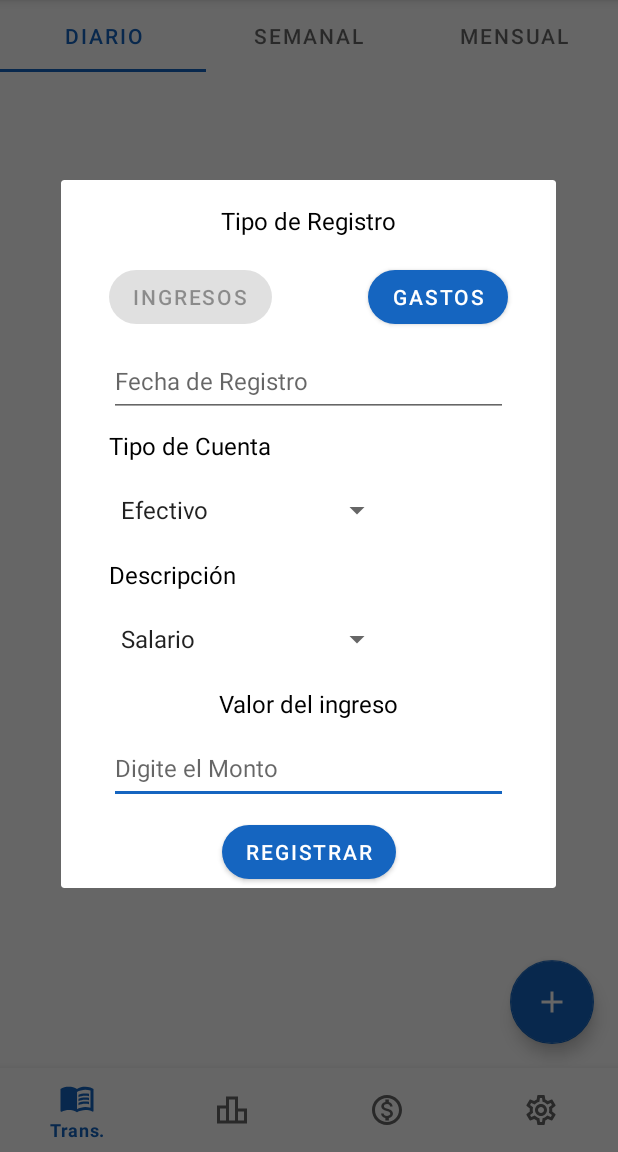
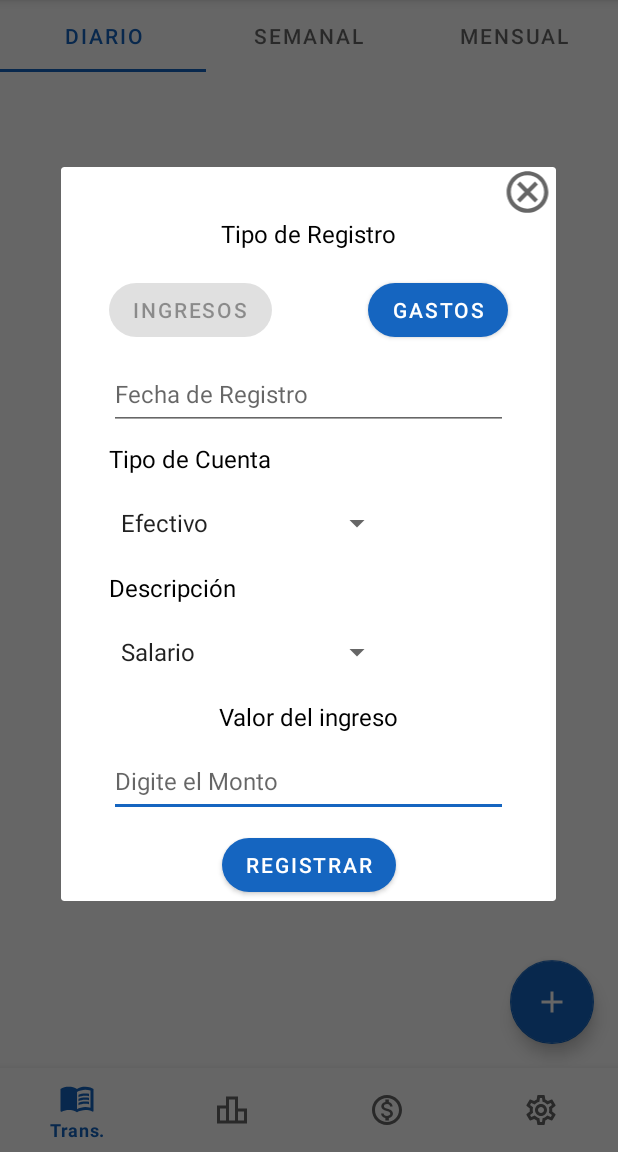
Before and after one commit to KevinMartinez1999/My-Finances, an Android app: the fragment DialogRegistroFragment placed in its activity, on a phone screen of 412 x 824 dp, the part 84-1236 px from its top. Run offline under Robolectric (Android 15) with nearby library versions, the phone set to English and light mode, and no system bars; our stand-ins replace Firebase (no records; nobody signed in at launch, a user with empty details on screens opened directly), navigation-ui.

```diff
--- a/app/src/main/java/com/example/myfinances/activities/MainActivity.kt
+++ b/app/src/main/java/com/example/myfinances/activities/MainActivity.kt
@@ -12,6 +12,7 @@ import androidx.navigation.ui.setupWithNavController
 import com.example.myfinances.R
 import com.example.myfinances.databinding.ActivityMainBinding
 import com.google.android.material.bottomnavigation.BottomNavigationView
+import com.google.firebase.auth.FirebaseAuth
 
 class MainActivity : AppCompatActivity() {
 
@@ -48,6 +49,7 @@ class MainActivity : AppCompatActivity() {
         when (item.itemId) {
             R.id.logout_menu -> {
                 val intent = Intent(this, LoginActivity::class.java)
+                FirebaseAuth.getInstance().signOut()
                 startActivity(intent)
                 finish()
             }
--- /dev/null
+++ b/app/src/main/res/drawable/ic_cancel.xml
@@ -0,0 +1,10 @@
+<vector xmlns:android="http://schemas.android.com/apk/res/android"
+    android:width="24dp"
+    android:height="24dp"
+    android:viewportWidth="24"
+    android:viewportHeight="24"
+    android:tint="?attr/colorControlNormal">
+  <path
+      android:fillColor="@android:color/white"
+      android:pathData="M12,2C6.47,2 2,6.47 2,12s4.47,10 10,10 10,-4.47 10,-10S17.53,2 12,2zM12,20c-4.41,0 -8,-3.59 -8,-8s3.59,-8 8,-8 8,3.59 8,8 -3.59,8 -8,8zM15.59,7L12,10.59 8.41,7 7,8.41 10.59,12 7,15.59 8.41,17 12,13.41 15.59,17 17,15.59 13.41,12 17,8.41z"/>
+</vector>
--- a/app/src/main/res/layout/fragment_dialog_registro.xml
+++ b/app/src/main/res/layout/fragment_dialog_registro.xml
@@ -9,18 +9,31 @@
     app:layout_scrollFlags="snapMargins"
     tools:context=".fragments.sub_fragments.DialogRegistroFragment">
 
+    <ImageView
+        android:id="@+id/button_cancel"
+        android:layout_width="38dp"
+        android:layout_height="33dp"
+        android:clickable="true"
+        android:contentDescription="@string/app_name"
+        android:minWidth="48dp"
+        android:minHeight="32dp"
+        android:src="@drawable/ic_cancel"
+        app:layout_constraintEnd_toEndOf="parent"
+        app:layout_constraintTop_toTopOf="parent"
+        tools:ignore="TouchTargetSizeCheck"
+        android:focusable="true" />
+
     <TextView
         android:id="@+id/titledialog"
         android:layout_width="wrap_content"
         android:layout_height="wrap_content"
-        android:layout_marginTop="16dp"
         android:text="@string/registertype"
         android:textColor="@color/black"
         android:textSize="16sp"
         app:autoSizeTextType="uniform"
         app:layout_constraintEnd_toEndOf="parent"
         app:layout_constraintStart_toStartOf="parent"
-        app:layout_constraintTop_toTopOf="parent" />
+        app:layout_constraintTop_toBottomOf="@+id/button_cancel" />
 
 
     <Button
@@ -66,7 +79,8 @@
         android:textSize="16sp"
         app:layout_constraintEnd_toEndOf="parent"
         app:layout_constraintStart_toStartOf="parent"
-        app:layout_constraintTop_toBottomOf="@+id/buttoningreso" />
+        app:layout_constraintTop_toBottomOf="@+id/buttoningreso"
+        tools:ignore="TextContrastCheck" />
 
     <TextView
         android:id="@+id/categoryaccount"
@@ -156,7 +170,8 @@
         android:textSize="16sp"
         app:layout_constraintEnd_toEndOf="parent"
         app:layout_constraintStart_toStartOf="parent"
-        app:layout_constraintTop_toBottomOf="@+id/valuetext" />
+        app:layout_constraintTop_toBottomOf="@+id/valuetext"
+        tools:ignore="TextContrastCheck" />
 
     <Button
         android:id="@+id/registerbutton"
--- a/app/src/main/res/layout/fragment_diario.xml
+++ b/app/src/main/res/layout/fragment_diario.xml
@@ -6,9 +6,14 @@
     android:orientation="vertical"
     tools:context=".fragments.sub_fragments.DiarioFragment">
 
-    <androidx.recyclerview.widget.RecyclerView
-        android:id="@+id/RecyclerView"
+    <androidx.swiperefreshlayout.widget.SwipeRefreshLayout
         android:layout_width="match_parent"
         android:layout_height="wrap_content"
-        tools:listitem="@layout/card_view_registro_item" />
+        android:id="@+id/swiperefresh">
+        <androidx.recyclerview.widget.RecyclerView
+            android:id="@+id/RecyclerView"
+            android:layout_width="match_parent"
+            android:layout_height="wrap_content"
+            tools:listitem="@layout/card_view_registro_item" />
+    </androidx.swiperefreshlayout.widget.SwipeRefreshLayout>
 </LinearLayout>
```
Also changed, not shown: app/src/main/java/com/example/myfinances/activities/SplashActivity.kt (+21 -1 lines), app/src/main/java/com/example/myfinances/fragments/sub_fragments/DialogRegistroFragment.kt (+8 -0 lines), app/src/main/java/com/example/myfinances/fragments/sub_fragments/DiarioFragment.kt (+11 -0 lines), app/src/main/res/layout/card_view_registro_item.xml (+17 -11 lines).
